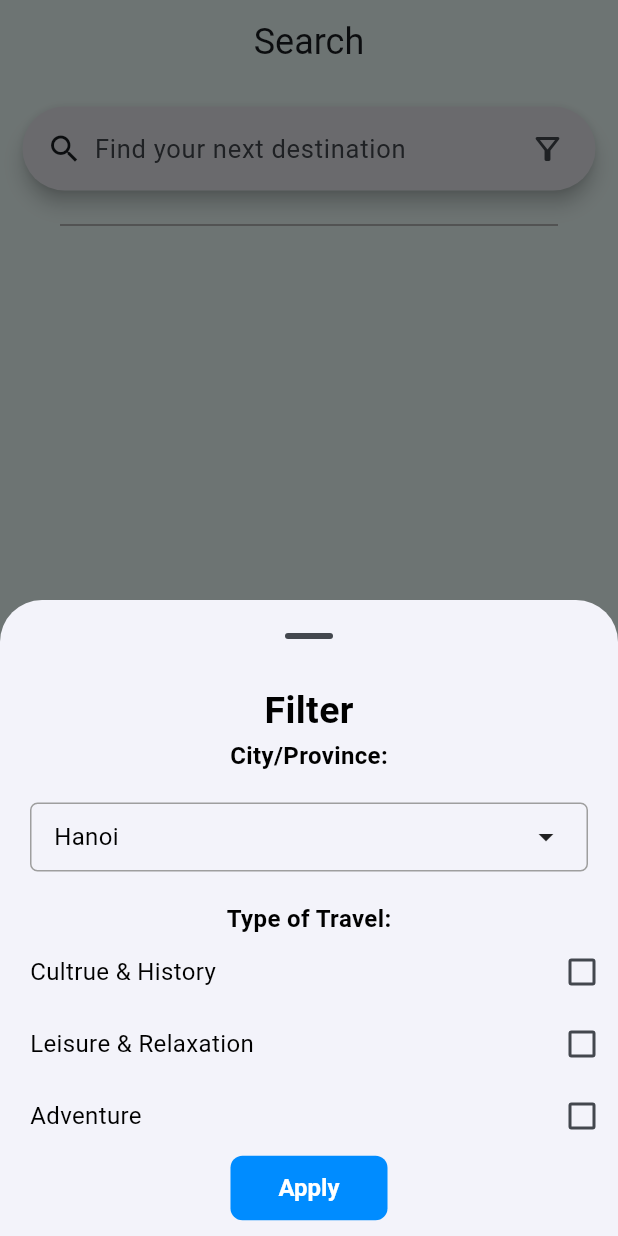
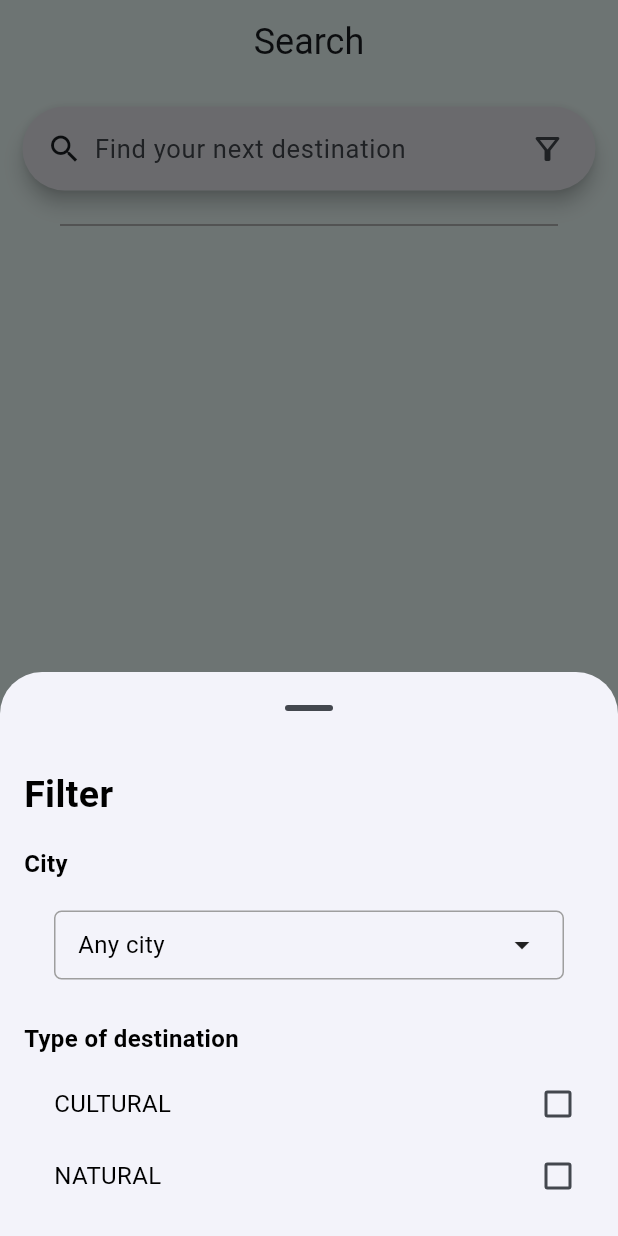
Before and after one commit to hungdungn47/travel-guide-app, a Flutter app: the SearchPage screen opened directly, after a tap on the "filter alt" icon, on a phone screen of 412 x 824 dp. Run offline on Flutter 3.47's test engine with Material 3 defaults, Android fonts, the light colour scheme and no system bars; drawn by our look-alikes of overlay_support; our stand-ins replace carousel_slider, get, get_storage, image_picker, lottie; missing offline and left inert: dart:ffi; accounts and stored records are empty.

Commit message:
Search page filter feature

```diff
--- a/lib/presentation/components/search_bar.dart
+++ b/lib/presentation/components/search_bar.dart
@@ -57,9 +57,7 @@ class CustomSearchBar extends StatelessWidget {
                       showModalBottomSheet(
                           context: context,
                           builder: (BuildContext context) {
-                            return BottomModalMenu(
-                              controller: searchPageController,
-                            );
+                            return BottomModalMenu();
                           },
                           showDragHandle: true);
                     },
--- a/lib/presentation/controllers/search_controller.dart
+++ b/lib/presentation/controllers/search_controller.dart
@@ -7,6 +7,8 @@ class SearchPageController extends GetxController{
   final apiService = sl.get<ApiService>();
 
   var searchResults = <Destination>[].obs;
+  var selectedDestinationType = ''.obs;
+  var selectedCity = ''.obs;
 
   @override
   void onInit() {
@@ -14,9 +16,21 @@ class SearchPageController extends GetxController{
     fetchSearchResults();
   }
 
+  void changeDestinationType(String type) {
+    selectedDestinationType.value = type;
+    filterSearchResults();
+  }
+
+  void changeCity(String city) {
+    selectedCity.value = city;
+    filterSearchResults();
+  }
+
   Future<void> fetchSearchResults() async {
     try {
+      print('Fetching search Results');
       final destinations = await apiService.getAllDestinations();
+      print('All destinations: ${destinations}');
       changeSearchResults(destinations);
     } catch (e) {
       print("Error fetching search results: $e");
@@ -28,9 +42,13 @@ class SearchPageController extends GetxController{
     searchResults.assignAll(destinations);
   }
 
-  Future<void> filterSearchResults(String type, String city, String ratingRange) async {
+  Future<void> filterSearchResults({String? type, String? city, String? ratingRange}) async {
     try {
-      final destinations = await apiService.filterDestinations(type: type, city: city, ratingRange: ratingRange);
+      print('Type ${selectedDestinationType.value}');
+      print('City ${selectedCity.value}');
+      final destinations = await apiService.filterDestinations(
+          type: selectedDestinationType.value != '' ? selectedDestinationType.value : null,
+          city: selectedCity.value != '' && selectedCity.value != 'Any city' ? selectedCity.value : null);
       changeSearchResults(destinations);
     } catch (e) {
       print("Error fetching search results: $e");
--- a/lib/presentation/screens/Search/search_page.dart
+++ b/lib/presentation/screens/Search/search_page.dart
@@ -14,7 +14,7 @@ import '../../components/search_bar.dart';
 class SearchPage extends StatelessWidget {
   SearchPage({Key? key}) : super(key: key);
 
-  final SearchPageController _controller = Get.find<SearchPageController>();
+  final SearchPageController _controller = Get.put(SearchPageController());
 
   @override
   Widget build(BuildContext context) {
@@ -151,133 +151,81 @@ class _DestinationCardState extends State<DestinationCard> {
   }
 }
 
-class BottomModalMenu extends StatefulWidget {
-  BottomModalMenu({super.key, required this.controller});
-
-  SearchPageController controller;
-
-  @override
-  State<BottomModalMenu> createState() => _BottomModalMenuState();
-}
-
-class _BottomModalMenuState extends State<BottomModalMenu> {
-  bool isCulture = false;
-  bool isLeisure = false;
-  bool isAdventure = false;
-  String city = 'Hanoi';
+class BottomModalMenu extends StatelessWidget {
+  final SearchPageController controller = Get.find<SearchPageController>();
 
   @override
   Widget build(BuildContext context) {
-    return Padding(
-      padding: const EdgeInsets.symmetric(vertical: 8.0),
-      child: Container(
+    return Container(
+      padding: const EdgeInsets.all(16),
       child: SingleChildScrollView(
         child: Column(
+          crossAxisAlignment: CrossAxisAlignment.start,
           children: [
-                Text(
+            const Text(
               'Filter',
               style: TextStyle(
                 fontSize: 25,
                 fontWeight: FontWeight.bold,
               ),
             ),
-                Text(
-                  'City/Province:',
+            const SizedBox(height: 16),
+            const Text(
+              'City',
               style: TextStyle(
                 fontWeight: FontWeight.bold,
               ),
             ),
             DropdownBox(
-                  title: city,
-                  options: ['Hanoi', 'HCMC', 'Da Nang', 'Hue'],
-                  onSelected: (value) {
-                    setState(() {
-                      city = value;
-                    });
-                  },
-                ),
-                Text(
-                  'Type of Travel:',
+                options: ['Ninh Binh', 'Kien Giang', 'Lao Cai', 'Hue', 'Quang Nam', 'Any city'],),
+            const SizedBox(height: 8),
+            const Text(
+              'Type of destination',
               style: TextStyle(
                 fontWeight: FontWeight.bold,
               ),
             ),
-                Padding(
+            const SizedBox(height: 8),
+            _buildCheckboxRow('CULTURAL'),
+            _buildCheckboxRow('NATURAL')
+          ],
+        ),
+      ),
+    );
+  }
+
+  Widget _buildCheckboxRow(String label) {
+    return Padding(
       padding: const EdgeInsets.only(left: 20),
       child: Row(
         children: [
-                        Expanded(child: Text('Cultrue & History')),
-                        Checkbox(
-                            value: isCulture,
+          Expanded(child: Text(label)),
+          Obx(() => Checkbox(
+            value: controller.selectedDestinationType.value == label,
             onChanged: (bool? value) {
-                              setState(() {
-                                isCulture = value!;
-                              });
-                            }),
+              if (value == true) {
+                controller.changeDestinationType(label);
+              } else {
+                controller.changeDestinationType('');
+              }
+            },
+          )),
         ],
-                    )),
-                Padding(
-                  padding: const EdgeInsets.only(left: 20),
-                  child: Row(
-                    children: [
-                      Expanded(child: Text('Leisure & Relaxation')),
-                      Checkbox(
-                          value: isLeisure,
-                          onChanged: (bool? value) {
-                            setState(() {
-                              isLeisure = value!;
-                            });
-                          }),
-                    ],
-                  ),
-                ),
-                Padding(
-                    padding: const EdgeInsets.only(left: 20),
-                    child: Row(
-                      children: [
-                        Expanded(child: Text('Adventure')),
-                        Checkbox(
-                            value: isAdventure,
-                            onChanged: (bool? value) {
-                              setState(() {
-                                isAdventure = value!;
-                              });
-                            }),
-                      ],
-                    )),
-                ElevatedButton(
-                  onPressed: () {
-                    widget.controller.fetchSearchResults();
-                    Navigator.pop(context);
-                  },
-                  child: Text('Apply',style: TextStyle(fontWeight: FontWeight.bold, fontSize: 16),),
-                ),
-              ],
-            ),
-          ),
       ),
     );
   }
 }
 
-class DropdownBox extends StatefulWidget {
-  final String title;
+
+class DropdownBox extends StatelessWidget {
   final List<String> options;
-  final Function(String) onSelected;
 
-  const DropdownBox({
+  DropdownBox({
     Key? key,
-    required this.title,
-    required this.options,
-    required this.onSelected,
+    required this.options
   }) : super(key: key);
 
-  @override
-  _DropdownBoxState createState() => _DropdownBoxState();
-}
-
-class _DropdownBoxState extends State<DropdownBox> {
-  String? selectedValue;
+  final SearchPageController controller = Get.find<SearchPageController>();
 
   @override
   Widget build(BuildContext context) {
@@ -290,15 +238,12 @@ class _DropdownBoxState extends State<DropdownBox> {
               child: Material(
                 child: ListView.builder(
                   shrinkWrap: true,
-                  itemCount: widget.options.length,
+                  itemCount: options.length,
                   itemBuilder: (context, index) {
                     return ListTile(
-                      title: Text(widget.options[index]),
+                      title: Text(options[index]),
                       onTap: () {
-                        setState(() {
-                          selectedValue = widget.options[index];
-                        });
-                        widget.onSelected(widget.options[index]);
+                        controller.changeCity(options[index]);
                         Navigator.pop(context);
                       },
                     );
@@ -320,7 +265,7 @@ class _DropdownBoxState extends State<DropdownBox> {
           child: Row(
             mainAxisAlignment: MainAxisAlignment.spaceBetween,
             children: [
-              Text(selectedValue ?? widget.title),
+              Obx(() => Text(controller.selectedCity.value != '' ? controller.selectedCity.value : 'Any city')),
               Icon(Icons.arrow_drop_down),
             ],
           ),
```
Lines whose indentation alone changed are shown as unchanged.
